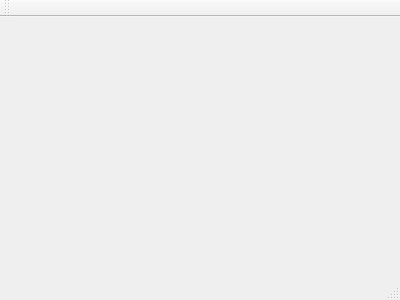
Lancer-zhang/Serial-Assistant, file mainwindow.ui: the form before one commit.
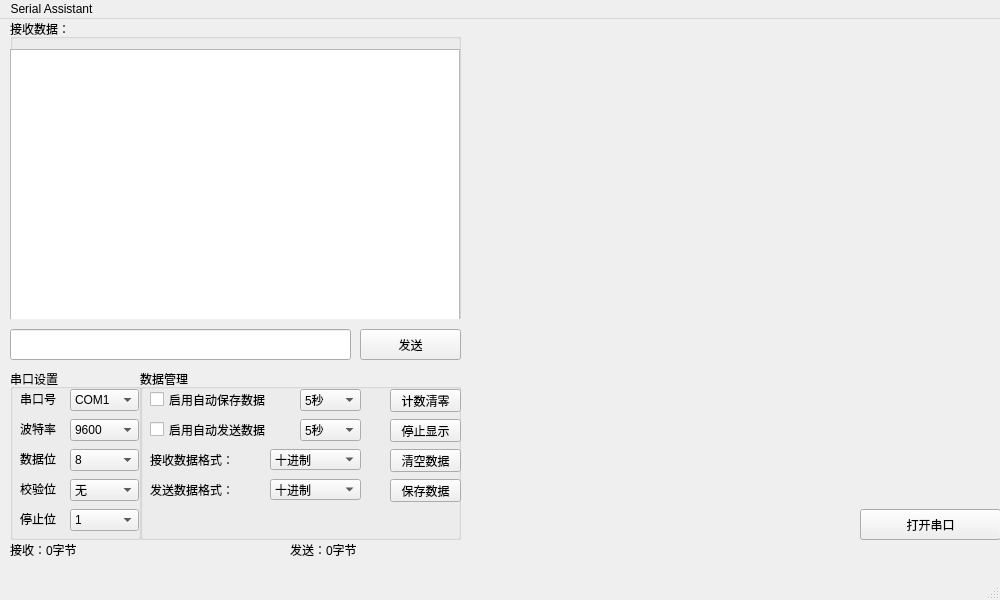
The form after the commit.

```diff
--- a/mainwindow.ui
+++ b/mainwindow.ui
@@ -1,24 +1,621 @@
 <ui version="4.0">
  <class>MainWindow</class>
- <widget class="QMainWindow" name="MainWindow" >
-  <property name="geometry" >
+ <widget class="QMainWindow" name="MainWindow">
+  <property name="geometry">
    <rect>
     <x>0</x>
     <y>0</y>
-    <width>400</width>
-    <height>300</height>
+    <width>1000</width>
+    <height>600</height>
    </rect>
   </property>
   <property name="windowTitle" >
    <string>MainWindow</string>
   </property>
-  <widget class="QMenuBar" name="menuBar" />
-  <widget class="QToolBar" name="mainToolBar" />
-  <widget class="QWidget" name="centralWidget" />
-  <widget class="QStatusBar" name="statusBar" />
+  <widget class="QWidget" name="centralWidget">
+   <widget class="QGroupBox" name="groupBox">
+    <property name="geometry">
+     <rect>
+      <x>10</x>
+      <y>0</y>
+      <width>451</width>
+      <height>300</height>
+     </rect>
+    </property>
+    <property name="title">
+     <string>接收数据：</string>
+    </property>
+    <widget class="QTextEdit" name="receiveText">
+     <property name="geometry">
+      <rect>
+       <x>0</x>
+       <y>30</y>
+       <width>450</width>
+       <height>271</height>
+      </rect>
+     </property>
+    </widget>
+    <zorder>receiveText</zorder>
+    <zorder>pushButton_2</zorder>
+    <zorder>scrollArea</zorder>
+    <zorder>pushButton_4</zorder>
+   </widget>
+   <widget class="QGroupBox" name="groupBox_3">
+    <property name="geometry">
+     <rect>
+      <x>10</x>
+      <y>350</y>
+      <width>131</width>
+      <height>171</height>
+     </rect>
+    </property>
+    <property name="title">
+     <string>串口设置</string>
+    </property>
+    <widget class="QLabel" name="label">
+     <property name="geometry">
+      <rect>
+       <x>10</x>
+       <y>20</y>
+       <width>51</width>
+       <height>20</height>
+      </rect>
+     </property>
+     <property name="text">
+      <string>串口号</string>
+     </property>
+    </widget>
+    <widget class="QComboBox" name="serialPort">
+     <property name="geometry">
+      <rect>
+       <x>60</x>
+       <y>20</y>
+       <width>69</width>
+       <height>22</height>
+      </rect>
+     </property>
+     <item>
+      <property name="text">
+       <string>COM1</string>
+      </property>
+     </item>
+     <item>
+      <property name="text">
+       <string>COM2</string>
+      </property>
+     </item>
+     <item>
+      <property name="text">
+       <string>COM3</string>
+      </property>
+     </item>
+     <item>
+      <property name="text">
+       <string>COM4</string>
+      </property>
+     </item>
+     <item>
+      <property name="text">
+       <string>COM5</string>
+      </property>
+     </item>
+     <item>
+      <property name="text">
+       <string>COM6</string>
+      </property>
+     </item>
+     <item>
+      <property name="text">
+       <string>COM7</string>
+      </property>
+     </item>
+     <item>
+      <property name="text">
+       <string>COM8</string>
+      </property>
+     </item>
+     <item>
+      <property name="text">
+       <string>COM9</string>
+      </property>
+     </item>
+     <item>
+      <property name="text">
+       <string>COM10</string>
+      </property>
+     </item>
+    </widget>
+    <widget class="QComboBox" name="BaudRate">
+     <property name="geometry">
+      <rect>
+       <x>60</x>
+       <y>50</y>
+       <width>69</width>
+       <height>22</height>
+      </rect>
+     </property>
+     <item>
+      <property name="text">
+       <string>9600</string>
+      </property>
+     </item>
+     <item>
+      <property name="text">
+       <string>115200</string>
+      </property>
+     </item>
+    </widget>
+    <widget class="QLabel" name="label_2">
+     <property name="geometry">
+      <rect>
+       <x>10</x>
+       <y>50</y>
+       <width>51</width>
+       <height>20</height>
+      </rect>
+     </property>
+     <property name="text">
+      <string>波特率</string>
+     </property>
+    </widget>
+    <widget class="QComboBox" name="dataBits">
+     <property name="geometry">
+      <rect>
+       <x>60</x>
+       <y>80</y>
+       <width>69</width>
+       <height>22</height>
+      </rect>
+     </property>
+     <item>
+      <property name="text">
+       <string>8</string>
+      </property>
+     </item>
+     <item>
+      <property name="text">
+       <string>7</string>
+      </property>
+     </item>
+     <item>
+      <property name="text">
+       <string>6</string>
+      </property>
+     </item>
+     <item>
+      <property name="text">
+       <string>5</string>
+      </property>
+     </item>
+    </widget>
+    <widget class="QLabel" name="label_3">
+     <property name="geometry">
+      <rect>
+       <x>10</x>
+       <y>80</y>
+       <width>51</width>
+       <height>20</height>
+      </rect>
+     </property>
+     <property name="text">
+      <string>数据位</string>
+     </property>
+    </widget>
+    <widget class="QComboBox" name="checkBits">
+     <property name="geometry">
+      <rect>
+       <x>60</x>
+       <y>110</y>
+       <width>69</width>
+       <height>22</height>
+      </rect>
+     </property>
+     <item>
+      <property name="text">
+       <string>无</string>
+      </property>
+     </item>
+     <item>
+      <property name="text">
+       <string>奇</string>
+      </property>
+     </item>
+     <item>
+      <property name="text">
+       <string>偶</string>
+      </property>
+     </item>
+    </widget>
+    <widget class="QLabel" name="label_5">
+     <property name="geometry">
+      <rect>
+       <x>10</x>
+       <y>110</y>
+       <width>51</width>
+       <height>20</height>
+      </rect>
+     </property>
+     <property name="text">
+      <string>校验位</string>
+     </property>
+    </widget>
+    <widget class="QComboBox" name="stopBits">
+     <property name="geometry">
+      <rect>
+       <x>60</x>
+       <y>140</y>
+       <width>69</width>
+       <height>22</height>
+      </rect>
+     </property>
+     <item>
+      <property name="text">
+       <string>1</string>
+      </property>
+     </item>
+     <item>
+      <property name="text">
+       <string>1.5</string>
+      </property>
+     </item>
+     <item>
+      <property name="text">
+       <string>2</string>
+      </property>
+     </item>
+    </widget>
+    <widget class="QLabel" name="label_4">
+     <property name="geometry">
+      <rect>
+       <x>10</x>
+       <y>140</y>
+       <width>51</width>
+       <height>20</height>
+      </rect>
+     </property>
+     <property name="text">
+      <string>停止位</string>
+     </property>
+    </widget>
+   </widget>
+   <widget class="QGroupBox" name="groupBox_4">
+    <property name="geometry">
+     <rect>
+      <x>140</x>
+      <y>350</y>
+      <width>321</width>
+      <height>171</height>
+     </rect>
+    </property>
+    <property name="title">
+     <string>数据管理</string>
+    </property>
+    <widget class="QCheckBox" name="autoSave">
+     <property name="geometry">
+      <rect>
+       <x>10</x>
+       <y>20</y>
+       <width>141</width>
+       <height>21</height>
+      </rect>
+     </property>
+     <property name="text">
+      <string>启用自动保存数据</string>
+     </property>
+    </widget>
+    <widget class="QComboBox" name="comboBox_7">
+     <property name="geometry">
+      <rect>
+       <x>160</x>
+       <y>20</y>
+       <width>61</width>
+       <height>22</height>
+      </rect>
+     </property>
+     <item>
+      <property name="text">
+       <string>5秒</string>
+      </property>
+     </item>
+     <item>
+      <property name="text">
+       <string>10秒</string>
+      </property>
+     </item>
+     <item>
+      <property name="text">
+       <string>15秒</string>
+      </property>
+     </item>
+     <item>
+      <property name="text">
+       <string>30秒</string>
+      </property>
+     </item>
+     <item>
+      <property name="text">
+       <string>60秒</string>
+      </property>
+     </item>
+    </widget>
+    <widget class="QCheckBox" name="autoSend">
+     <property name="geometry">
+      <rect>
+       <x>10</x>
+       <y>50</y>
+       <width>141</width>
+       <height>21</height>
+      </rect>
+     </property>
+     <property name="acceptDrops">
+      <bool>false</bool>
+     </property>
+     <property name="text">
+      <string>启用自动发送数据</string>
+     </property>
+     <property name="checkable">
+      <bool>true</bool>
+     </property>
+     <property name="checked">
+      <bool>false</bool>
+     </property>
+    </widget>
+    <widget class="QComboBox" name="comboBox_6">
+     <property name="geometry">
+      <rect>
+       <x>160</x>
+       <y>50</y>
+       <width>61</width>
+       <height>22</height>
+      </rect>
+     </property>
+     <item>
+      <property name="text">
+       <string>5秒</string>
+      </property>
+     </item>
+     <item>
+      <property name="text">
+       <string>10秒</string>
+      </property>
+     </item>
+     <item>
+      <property name="text">
+       <string>15秒</string>
+      </property>
+     </item>
+     <item>
+      <property name="text">
+       <string>30秒</string>
+      </property>
+     </item>
+     <item>
+      <property name="text">
+       <string>60秒</string>
+      </property>
+     </item>
+    </widget>
+    <widget class="QLabel" name="label_6">
+     <property name="geometry">
+      <rect>
+       <x>10</x>
+       <y>80</y>
+       <width>141</width>
+       <height>21</height>
+      </rect>
+     </property>
+     <property name="text">
+      <string>接收数据格式：</string>
+     </property>
+    </widget>
+    <widget class="QLabel" name="label_9">
+     <property name="geometry">
+      <rect>
+       <x>10</x>
+       <y>110</y>
+       <width>141</width>
+       <height>21</height>
+      </rect>
+     </property>
+     <property name="text">
+      <string>发送数据格式：</string>
+     </property>
+    </widget>
+    <widget class="QComboBox" name="comboBox_8">
+     <property name="geometry">
+      <rect>
+       <x>130</x>
+       <y>80</y>
+       <width>91</width>
+       <height>21</height>
+      </rect>
+     </property>
+     <item>
+      <property name="text">
+       <string>十进制</string>
+      </property>
+     </item>
+     <item>
+      <property name="text">
+       <string>二进制</string>
+      </property>
+     </item>
+     <item>
+      <property name="text">
+       <string>八进制</string>
+      </property>
+     </item>
+     <item>
+      <property name="text">
+       <string>十六进制</string>
+      </property>
+     </item>
+    </widget>
+    <widget class="QComboBox" name="comboBox_9">
+     <property name="geometry">
+      <rect>
+       <x>130</x>
+       <y>110</y>
+       <width>91</width>
+       <height>21</height>
+      </rect>
+     </property>
+     <item>
+      <property name="text">
+       <string>十进制</string>
+      </property>
+     </item>
+     <item>
+      <property name="text">
+       <string>二进制</string>
+      </property>
+     </item>
+     <item>
+      <property name="text">
+       <string>八进制</string>
+      </property>
+     </item>
+     <item>
+      <property name="text">
+       <string>十六进制</string>
+      </property>
+     </item>
+    </widget>
+    <widget class="QPushButton" name="pushButton_7">
+     <property name="geometry">
+      <rect>
+       <x>250</x>
+       <y>110</y>
+       <width>71</width>
+       <height>23</height>
+      </rect>
+     </property>
+     <property name="text">
+      <string>保存数据</string>
+     </property>
+    </widget>
+    <widget class="QPushButton" name="pushButton_6">
+     <property name="geometry">
+      <rect>
+       <x>250</x>
+       <y>80</y>
+       <width>71</width>
+       <height>23</height>
+      </rect>
+     </property>
+     <property name="text">
+      <string>清空数据</string>
+     </property>
+    </widget>
+    <widget class="QPushButton" name="pushButton_5">
+     <property name="geometry">
+      <rect>
+       <x>250</x>
+       <y>50</y>
+       <width>71</width>
+       <height>23</height>
+      </rect>
+     </property>
+     <property name="text">
+      <string>停止显示</string>
+     </property>
+    </widget>
+    <widget class="QPushButton" name="pushButton_3">
+     <property name="geometry">
+      <rect>
+       <x>250</x>
+       <y>20</y>
+       <width>71</width>
+       <height>23</height>
+      </rect>
+     </property>
+     <property name="text">
+      <string>计数清零</string>
+     </property>
+    </widget>
+   </widget>
+   <widget class="QLineEdit" name="sendText">
+    <property name="geometry">
+     <rect>
+      <x>10</x>
+      <y>310</y>
+      <width>341</width>
+      <height>31</height>
+     </rect>
+    </property>
+   </widget>
+   <widget class="QPushButton" name="sendBtn">
+    <property name="geometry">
+     <rect>
+      <x>360</x>
+      <y>310</y>
+      <width>101</width>
+      <height>31</height>
+     </rect>
+    </property>
+    <property name="text">
+     <string>发送</string>
+    </property>
+   </widget>
+   <widget class="QPushButton" name="pushButton_2">
+    <property name="geometry">
+     <rect>
+      <x>860</x>
+      <y>490</y>
+      <width>141</width>
+      <height>31</height>
+     </rect>
+    </property>
+    <property name="text">
+     <string>打开串口</string>
+    </property>
+   </widget>
+   <widget class="QLabel" name="label_7">
+    <property name="geometry">
+     <rect>
+      <x>290</x>
+      <y>520</y>
+      <width>171</width>
+      <height>21</height>
+     </rect>
+    </property>
+    <property name="text">
+     <string>发送：0字节</string>
+    </property>
+   </widget>
+   <widget class="QLabel" name="label_8">
+    <property name="geometry">
+     <rect>
+      <x>10</x>
+      <y>520</y>
+      <width>171</width>
+      <height>21</height>
+     </rect>
+    </property>
+    <property name="text">
+     <string>接收：0字节</string>
+    </property>
+   </widget>
+  </widget>
+  <widget class="QStatusBar" name="statusBar"/>
+  <widget class="QMenuBar" name="menuBar">
+   <property name="geometry">
+    <rect>
+     <x>0</x>
+     <y>0</y>
+     <width>1000</width>
+     <height>28</height>
+    </rect>
+   </property>
+   <widget class="QMenu" name="menuSerial_Assistant">
+    <property name="title">
+     <string>Serial Assistant</string>
+    </property>
+   </widget>
+   <addaction name="menuSerial_Assistant"/>
+  </widget>
  </widget>
- <layoutDefault spacing="6" margin="11" />
- <pixmapfunction></pixmapfunction>
+ <layoutdefault spacing="6" margin="11"/>
  <resources/>
  <connections/>
 </ui>
```
Left out of the diff: 3 changed lines with no effect on the pictures.
